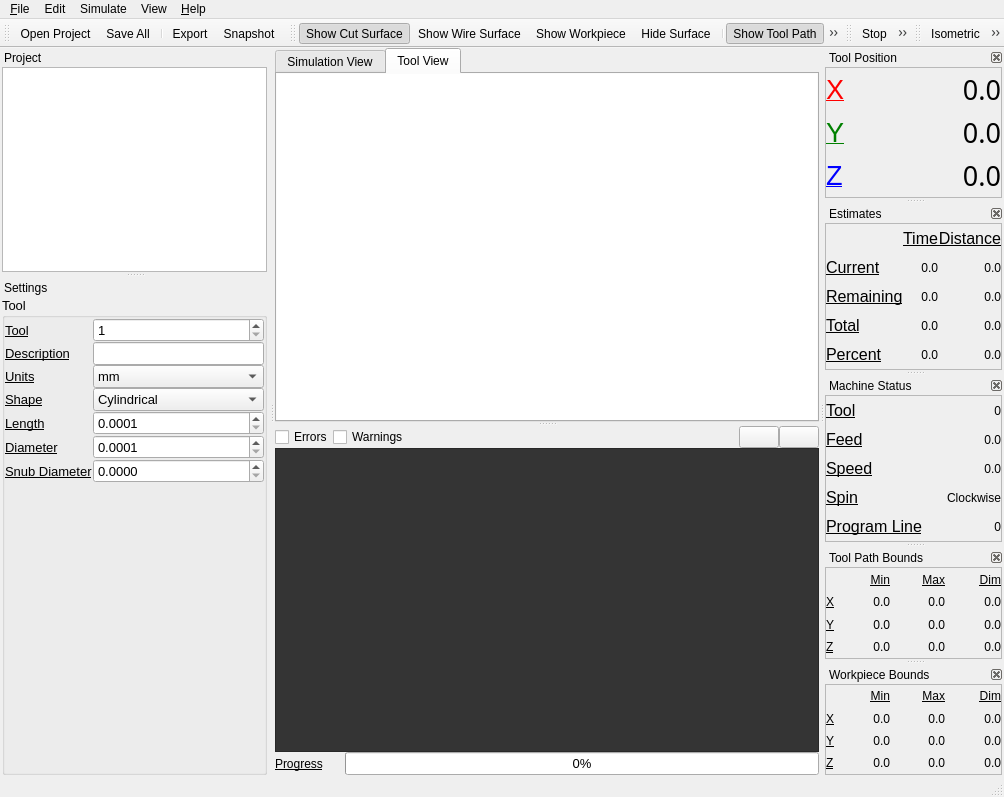
Qt form qt/camotics.ui (CauldronDevelopmentLLC/CAMotics) before a commit.
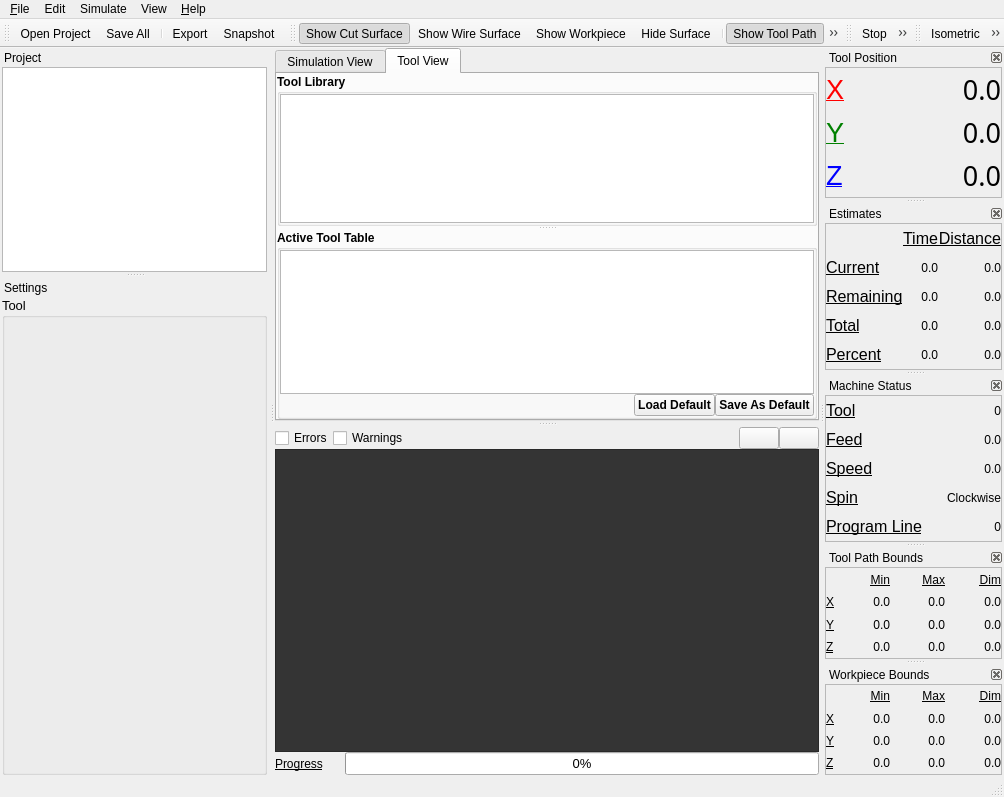
The same form after that commit. The open tabs and pages were chosen to show the change. Icons and pictures are not drawn. Custom widgets are drawn as their Qt base class.

Commit message: Working on new tool table features

```diff
--- a/qt/camotics.ui
+++ b/qt/camotics.ui
@@ -51,6 +51,9 @@
       <property name="orientation">
        <enum>Qt::Vertical</enum>
       </property>
+      <property name="handleWidth">
+       <number>6</number>
+      </property>
       <widget class="QWidget" name="layoutWidget">
        <layout class="QVBoxLayout" name="verticalLayout_7">
         <property name="spacing">
@@ -173,7 +176,7 @@
            <attribute name="title">
             <string>Tool View</string>
            </attribute>
-           <layout class="QVBoxLayout" name="verticalLayout_3">
+           <layout class="QVBoxLayout" name="verticalLayout_27">
             <property name="spacing">
              <number>0</number>
             </property>
@@ -190,16 +193,131 @@
              <number>0</number>
             </property>
             <item>
-             <widget class="QGraphicsView" name="toolView">
-              <property name="frameShape">
-               <enum>QFrame::NoFrame</enum>
+             <widget class="QSplitter" name="splitter_2">
+              <property name="orientation">
+               <enum>Qt::Vertical</enum>
               </property>
-              <property name="verticalScrollBarPolicy">
-               <enum>Qt::ScrollBarAlwaysOff</enum>
-              </property>
-              <property name="horizontalScrollBarPolicy">
-               <enum>Qt::ScrollBarAlwaysOff</enum>
-              </property>
+              <widget class="QGroupBox" name="groupBox_4">
+               <property name="font">
+                <font>
+                 <weight>75</weight>
+                 <bold>true</bold>
+                </font>
+               </property>
+               <property name="title">
+                <string>Tool Library</string>
+               </property>
+               <layout class="QVBoxLayout" name="verticalLayout_28">
+                <property name="spacing">
+                 <number>0</number>
+                </property>
+                <property name="leftMargin">
+                 <number>0</number>
+                </property>
+                <property name="topMargin">
+                 <number>0</number>
+                </property>
+                <property name="rightMargin">
+                 <number>0</number>
+                </property>
+                <property name="bottomMargin">
+                 <number>0</number>
+                </property>
+                <item>
+                 <widget class="QGraphicsView" name="toolLibrary">
+                  <property name="horizontalScrollBarPolicy">
+                   <enum>Qt::ScrollBarAlwaysOff</enum>
+                  </property>
+                  <property name="sizeAdjustPolicy">
+                   <enum>QAbstractScrollArea::AdjustToContents</enum>
+                  </property>
+                  <property name="alignment">
+                   <set>Qt::AlignLeading|Qt::AlignLeft|Qt::AlignTop</set>
+                  </property>
+                 </widget>
+                </item>
+               </layout>
+              </widget>
+              <widget class="QGroupBox" name="groupBox_6">
+               <property name="font">
+                <font>
+                 <weight>75</weight>
+                 <bold>true</bold>
+                </font>
+               </property>
+               <property name="title">
+                <string>Active Tool Table</string>
+               </property>
+               <layout class="QVBoxLayout" name="verticalLayout_3">
+                <property name="spacing">
+                 <number>0</number>
+                </property>
+                <property name="leftMargin">
+                 <number>0</number>
+                </property>
+                <property name="topMargin">
+                 <number>0</number>
+                </property>
+                <property name="rightMargin">
+                 <number>0</number>
+                </property>
+                <property name="bottomMargin">
+                 <number>0</number>
+                </property>
+                <item>
+                 <widget class="QGraphicsView" name="toolTable">
+                  <property name="horizontalScrollBarPolicy">
+                   <enum>Qt::ScrollBarAlwaysOff</enum>
+                  </property>
+                  <property name="sizeAdjustPolicy">
+                   <enum>QAbstractScrollArea::AdjustToContents</enum>
+                  </property>
+                  <property name="alignment">
+                   <set>Qt::AlignLeading|Qt::AlignLeft|Qt::AlignTop</set>
+                  </property>
+                 </widget>
+                </item>
+                <item>
+                 <layout class="QHBoxLayout" name="horizontalLayout_4">
+                  <item>
+                   <spacer name="horizontalSpacer_3">
+                    <property name="orientation">
+                     <enum>Qt::Horizontal</enum>
+                    </property>
+                    <property name="sizeHint" stdset="0">
+                     <size>
+                      <width>40</width>
+                      <height>20</height>
+                     </size>
+                    </property>
+                   </spacer>
+                  </item>
+                  <item>
+                   <widget class="QPushButton" name="loadDefaultToolTablePushButton">
+                    <property name="text">
+                     <string>Load Default</string>
+                    </property>
+                    <property name="icon">
+                     <iconset resource="camotics.qrc">
+                      <normaloff>:/icons/open.png</normaloff>:/icons/open.png</iconset>
+                    </property>
+                   </widget>
+                  </item>
+                  <item>
+                   <widget class="QPushButton" name="saveDefaultToolTablePushButton">
+                    <property name="text">
+                     <string>Save As Default</string>
+                    </property>
+                    <property name="icon">
+                     <iconset resource="camotics.qrc">
+                      <normaloff>:/icons/save.png</normaloff>:/icons/save.png</iconset>
+                    </property>
+                   </widget>
+                  </item>
+                 </layout>
+                </item>
+               </layout>
+              </widget>
              </widget>
             </item>
            </layout>
@@ -1944,207 +2062,6 @@
             <property name="bottomMargin">
              <number>0</number>
             </property>
-            <item>
-             <layout class="QGridLayout" name="gridLayout">
-              <item row="0" column="0">
-               <widget class="QLabel" name="label_44">
-                <property name="font">
-                 <font>
-                  <underline>true</underline>
-                 </font>
-                </property>
-                <property name="text">
-                 <string>Tool</string>
-                </property>
-                <property name="buddy">
-                 <cstring>toolSpinBox</cstring>
-                </property>
-               </widget>
-              </item>
-              <item row="0" column="1">
-               <widget class="QSpinBox" name="toolSpinBox">
-                <property name="minimum">
-                 <number>1</number>
-                </property>
-                <property name="maximum">
-                 <number>1000</number>
-                </property>
-               </widget>
-              </item>
-              <item row="1" column="0">
-               <widget class="QLabel" name="label_50">
-                <property name="font">
-                 <font>
-                  <underline>true</underline>
-                 </font>
-                </property>
-                <property name="text">
-                 <string>Description</string>
-                </property>
-                <property name="buddy">
-                 <cstring>descriptionLineEdit</cstring>
-                </property>
-               </widget>
-              </item>
-              <item row="1" column="1">
-               <widget class="QLineEdit" name="descriptionLineEdit"/>
-              </item>
-              <item row="2" column="0">
-               <widget class="QLabel" name="label_45">
-                <property name="font">
-                 <font>
-                  <underline>true</underline>
-                 </font>
-                </property>
-                <property name="text">
-                 <string>Units</string>
-                </property>
-               </widget>
-              </item>
-              <item row="2" column="1">
-               <widget class="QComboBox" name="toolUnitsComboBox">
-                <item>
-                 <property name="text">
-                  <string>mm</string>
-                 </property>
-                </item>
-                <item>
-                 <property name="text">
-                  <string>inch</string>
-                 </property>
-                </item>
-               </widget>
-              </item>
-              <item row="3" column="0">
-               <widget class="QLabel" name="label_46">
-                <property name="font">
-                 <font>
-                  <underline>true</underline>
-                 </font>
-                </property>
-                <property name="text">
-                 <string>Shape</string>
-                </property>
-                <property name="buddy">
-                 <cstring>shapeComboBox</cstring>
-                </property>
-               </widget>
-              </item>
-              <item row="3" column="1">
-               <widget class="QComboBox" name="shapeComboBox">
-                <item>
-                 <property name="text">
-                  <string>Cylindrical</string>
-                 </property>
-                </item>
-                <item>
-                 <property name="text">
-                  <string>Conical</string>
-                 </property>
-                </item>
-                <item>
-                 <property name="text">
-                  <string>Ballnose</string>
-                 </property>
-                </item>
-                <item>
-                 <property name="text">
-                  <string>Spheroid</string>
-                 </property>
-                </item>
-                <item>
-                 <property name="text">
-                  <string>Snubnose</string>
-                 </property>
-                </item>
-               </widget>
-              </item>
-              <item row="4" column="0">
-               <widget class="QLabel" name="label_47">
-                <property name="font">
-                 <font>
-                  <underline>true</underline>
-                 </font>
-                </property>
-                <property name="text">
-                 <string>Length</string>
-                </property>
-                <property name="buddy">
-                 <cstring>lengthDoubleSpinBox</cstring>
-                </property>
-               </widget>
-              </item>
-              <item row="4" column="1">
-               <widget class="QDoubleSpinBox" name="lengthDoubleSpinBox">
-                <property name="decimals">
-                 <number>4</number>
-                </property>
-                <property name="minimum">
-                 <double>0.000100000000000</double>
-                </property>
-                <property name="maximum">
-                 <double>1000000.000000000000000</double>
-                </property>
-               </widget>
-              </item>
-              <item row="5" column="0">
-               <widget class="QLabel" name="label_48">
-                <property name="font">
-                 <font>
-                  <underline>true</underline>
-                 </font>
-                </property>
-                <property name="text">
-                 <string>Diameter</string>
-                </property>
-                <property name="buddy">
-                 <cstring>diameterDoubleSpinBox</cstring>
-                </property>
-               </widget>
-              </item>
-              <item row="5" column="1">
-               <widget class="QDoubleSpinBox" name="diameterDoubleSpinBox">
-                <property name="decimals">
-                 <number>4</number>
-                </property>
-                <property name="minimum">
-                 <double>0.000100000000000</double>
-                </property>
-                <property name="maximum">
-                 <double>1000000.000000000000000</double>
-                </property>
-               </widget>
-              </item>
-              <item row="6" column="0">
-               <widget class="QLabel" name="snubDiameterLabel">
-                <property name="font">
-                 <font>
-                  <underline>true</underline>
-                 </font>
-                </property>
-                <property name="text">
-                 <string>Snub Diameter</string>
-                </property>
-                <property name="buddy">
-                 <cstring>snubDiameterDoubleSpinBox</cstring>
-                </property>
-               </widget>
-              </item>
-              <item row="6" column="1">
-               <widget class="QDoubleSpinBox" name="snubDiameterDoubleSpinBox">
-                <property name="decimals">
-                 <number>4</number>
-                </property>
-                <property name="minimum">
-                 <double>0.000000000000000</double>
-                </property>
-                <property name="maximum">
-                 <double>1000000.000000000000000</double>
-                </property>
-               </widget>
-              </item>
-             </layout>
-            </item>
             <item>
              <spacer name="verticalSpacer_2">
               <property name="orientation">
```
Left out of the diff: 12 changed lines with no effect on the pictures. The commit also changes 27 other files.
